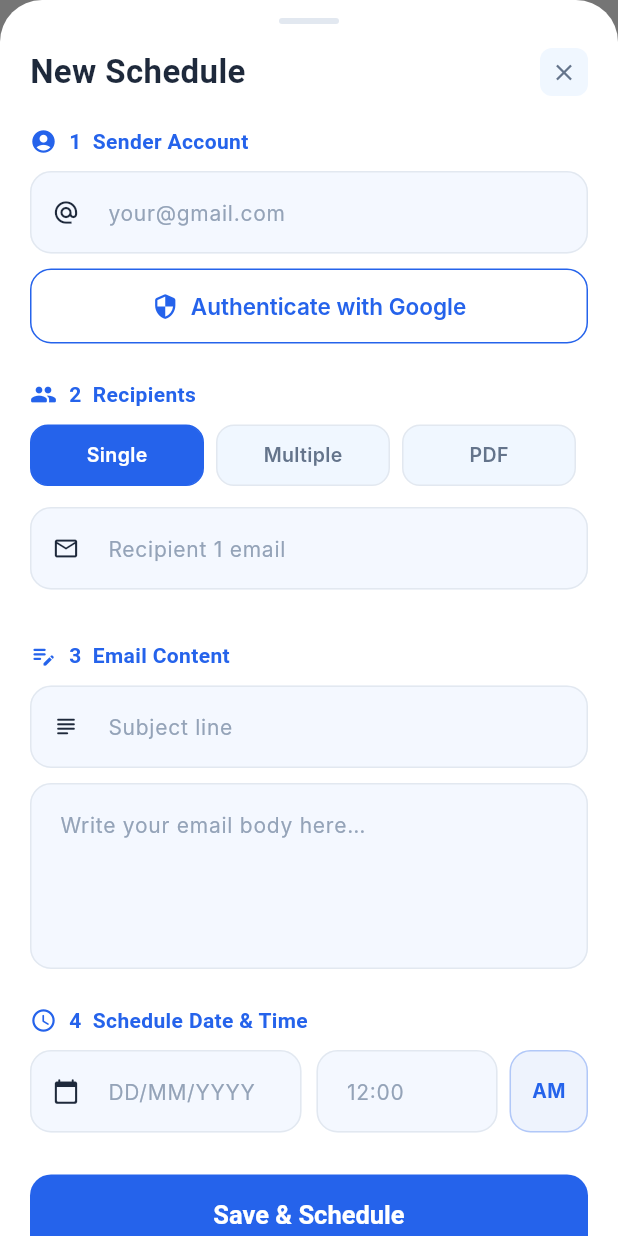
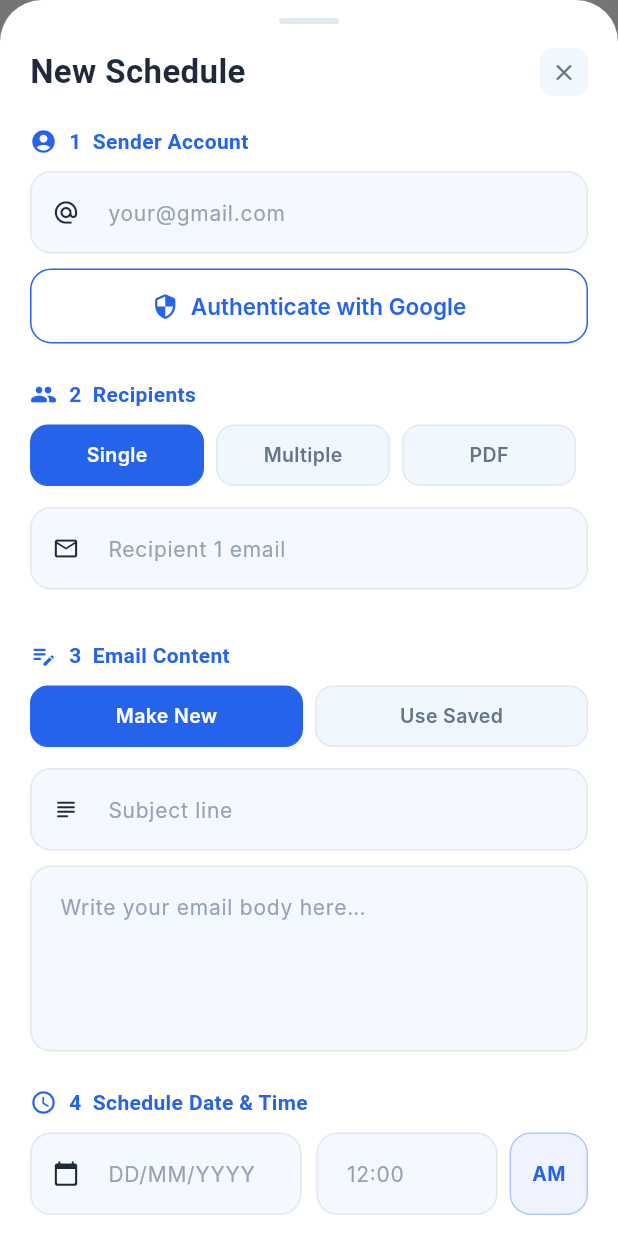
Before and after one commit to HelloWorld-Farhan/MailFlow-Flutter, a Flutter app: the screen it shows after launch, after a tap on "Schedule New Email", on a phone screen of 412 x 824 dp. Run offline on Flutter 3.47's test engine with Material 3 defaults, Android fonts, the phone set to English and light mode, and no system bars; drawn by our look-alikes of flutter_animate; our stand-ins replace file_picker, google_sign_in, shared_preferences; missing offline and left inert: syncfusion_flutter_pdf, workmanager; Roboto replaces fonts that are missing (Inter, Outfit).

Commit message:
Feature: Background Dispatcher Fix, Template Settings, Email Groups, and History Badges

```diff
--- a/lib/models/scheduled_email.dart
+++ b/lib/models/scheduled_email.dart
@@ -10,6 +10,7 @@ class ScheduledEmail {
   final String scheduledDate; // DD/MM/YYYY
   final String scheduledTime; // HH:MM AM/PM
   final String status; // In Process, Success
+  final String? scheduleName; // Added for Multi/PDF group naming
 
   ScheduledEmail({
     required this.id,
@@ -21,6 +22,7 @@ class ScheduledEmail {
     required this.scheduledDate,
     required this.scheduledTime,
     this.status = 'In Process',
+    this.scheduleName,
   });
 
   ScheduledEmail copyWith({
@@ -33,6 +35,7 @@ class ScheduledEmail {
     String? scheduledDate,
     String? scheduledTime,
     String? status,
+    String? scheduleName,
   }) {
     return ScheduledEmail(
       id: id ?? this.id,
@@ -44,6 +47,7 @@ class ScheduledEmail {
       scheduledDate: scheduledDate ?? this.scheduledDate,
       scheduledTime: scheduledTime ?? this.scheduledTime,
       status: status ?? this.status,
+      scheduleName: scheduleName ?? this.scheduleName,
     );
   }
 
@@ -58,6 +62,7 @@ class ScheduledEmail {
       'scheduledDate': scheduledDate,
       'scheduledTime': scheduledTime,
       'status': status,
+      'scheduleName': scheduleName,
     };
   }
 
@@ -72,6 +77,7 @@ class ScheduledEmail {
       scheduledDate: map['scheduledDate'],
       scheduledTime: map['scheduledTime'],
       status: map['status'] ?? 'In Process',
+      scheduleName: map['scheduleName'],
     );
   }
 
--- /dev/null
+++ b/lib/models/template_item.dart
@@ -0,0 +1,51 @@
+import 'dart:convert';
+
+class TemplateItem {
+  final String id;
+  final String name;
+  final String type; // 'Subject' or 'Body'
+  final String content;
+
+  TemplateItem({
+    required this.id,
+    required this.name,
+    required this.type,
+    required this.content,
+  });
+
+  TemplateItem copyWith({
+    String? id,
+    String? name,
+    String? type,
+    String? content,
+  }) {
+    return TemplateItem(
+      id: id ?? this.id,
+      name: name ?? this.name,
+      type: type ?? this.type,
+      content: content ?? this.content,
+    );
+  }
+
+  Map<String, dynamic> toMap() {
+    return {
+      'id': id,
+      'name': name,
+      'type': type,
+      'content': content,
+    };
+  }
+
+  factory TemplateItem.fromMap(Map<String, dynamic> map) {
+    return TemplateItem(
+      id: map['id'] ?? '',
+      name: map['name'] ?? '',
+      type: map['type'] ?? '',
+      content: map['content'] ?? '',
+    );
+  }
+
+  String toJson() => json.encode(toMap());
+
+  factory TemplateItem.fromJson(String source) => TemplateItem.fromMap(json.decode(source));
+}
--- a/lib/screens/dashboard_screen.dart
+++ b/lib/screens/dashboard_screen.dart
@@ -9,6 +9,9 @@ import '../utils/date_input_formatter.dart';
 import '../utils/time_input_formatter.dart';
 import '../utils/pdf_parser.dart';
 import '../theme/app_theme.dart';
+import 'settings_screen.dart';
+import 'email_detail_screen.dart';
+import '../models/template_item.dart';
 
 // ─────────────────────────────────────────────────────────────────────────────
 //  DASHBOARD SCREEN
@@ -106,9 +109,14 @@ class _DashboardScreenState extends State<DashboardScreen> {
             ),
             actions: [
               IconButton(
-                icon: const Icon(Icons.contacts_outlined, color: AppTheme.textMid),
-                tooltip: 'Saved Contacts',
-                onPressed: _showAllContacts,
+                icon: const Icon(Icons.group_outlined, color: AppTheme.textMid),
+                tooltip: 'Email Groups',
+                onPressed: () => Navigator.push(context, MaterialPageRoute(builder: (_) => const EmailDetailScreen())),
+              ),
+              IconButton(
+                icon: const Icon(Icons.settings_outlined, color: AppTheme.textMid),
+                tooltip: 'Settings',
+                onPressed: () => Navigator.push(context, MaterialPageRoute(builder: (_) => const SettingsScreen())),
               ),
               const SizedBox(width: 8),
             ],
@@ -406,9 +414,22 @@ class _EmailCard extends StatelessWidget {
                         maxLines: 1, overflow: TextOverflow.ellipsis,
                       ),
                       const SizedBox(height: 4),
-                      Text(
+                      Row(
+                        children: [
+                          Container(
+                            padding: const EdgeInsets.symmetric(horizontal: 6, vertical: 2),
+                            decoration: BoxDecoration(color: AppTheme.primaryBlue.withOpacity(0.1), borderRadius: BorderRadius.circular(4)),
+                            child: Text(item.type, style: const TextStyle(fontFamily: 'Inter', fontSize: 10, color: AppTheme.primaryBlue, fontWeight: FontWeight.bold)),
+                          ),
+                          const SizedBox(width: 6),
+                          Expanded(
+                            child: Text(
                               '${item.recipients.length} recipient${item.recipients.length == 1 ? '' : 's'}  •  ${item.scheduledDate}',
                               style: const TextStyle(fontFamily: 'Inter', fontSize: 12, color: AppTheme.textLight),
+                              maxLines: 1, overflow: TextOverflow.ellipsis,
+                            ),
+                          ),
+                        ],
                       ),
                       const SizedBox(height: 2),
                       Text(
@@ -625,6 +646,14 @@ class _ScheduleModalState extends State<_ScheduleModal> {
     scopes: ['email', 'https://www.googleapis.com/auth/gmail.send'],
   );
 
+  final _scheduleNameController = TextEditingController();
+
+  List<TemplateItem> _savedSubjects = [];
+  List<TemplateItem> _savedBodies = [];
+  bool _useSavedFormat = false;
+  TemplateItem? _selectedSubject;
+  TemplateItem? _selectedBody;
+
   List<TextEditingController> _emailControllers = [TextEditingController()];
   String? _pdfPath;
   List<String> _pdfEmails = [];
@@ -642,6 +671,7 @@ class _ScheduleModalState extends State<_ScheduleModal> {
   void initState() {
     super.initState();
     _loadSenders();
+    _loadTemplates();
     if (widget.editEmail != null) {
       final e = widget.editEmail!;
       _sendType = e.type;
@@ -658,9 +688,18 @@ class _ScheduleModalState extends State<_ScheduleModal> {
         _pdfPath = 'Extracted (${e.recipients.length} emails)';
         _pdfEmails = e.recipients;
       }
+      _scheduleNameController.text = e.scheduleName ?? '';
     } else {
       _sendType = 'Single';
     }
+  }
+
+  Future<void> _loadTemplates() async {
+    final templates = await StorageService.getTemplates();
+    setState(() {
+      _savedSubjects = templates.where((t) => t.type == 'Subject').toList();
+      _savedBodies = templates.where((t) => t.type == 'Body').toList();
+    });
   }
 
   Future<void> _loadSenders() async {
@@ -671,6 +710,7 @@ class _ScheduleModalState extends State<_ScheduleModal> {
   @override
   void dispose() {
     _senderController.dispose();
+    _scheduleNameController.dispose();
     for (var c in _emailControllers) c.dispose();
     _subjectController.dispose();
     _bodyController.dispose();
@@ -800,10 +840,11 @@ class _ScheduleModalState extends State<_ScheduleModal> {
       senderEmail: sender,
       type: _sendType,
       recipients: recipients,
-      subject: _subjectController.text,
-      body: _bodyController.text,
+      subject: _useSavedFormat ? (_selectedSubject?.content ?? '') : _subjectController.text,
+      body: _useSavedFormat ? (_selectedBody?.content ?? '') : _bodyController.text,
       scheduledDate: _dateController.text,
       scheduledTime: '${_timeController.text} ${_isAm ? "AM" : "PM"}',
+      scheduleName: (_sendType == 'Multiple' || _sendType == 'PDF') ? _scheduleNameController.text.trim() : null,
     );
 
     if (widget.editEmail != null) {
@@ -943,6 +984,17 @@ class _ScheduleModalState extends State<_ScheduleModal> {
                   const SizedBox(height: 14),
 
                   // Recipient inputs
+                  if (_sendType == 'Multiple' || _sendType == 'PDF') ...[
+                    TextField(
+                      controller: _scheduleNameController,
+                      decoration: const InputDecoration(
+                        hintText: 'Schedule / Group Name',
+                        prefixIcon: Icon(Icons.label_outline, size: 18),
+                      ),
+                    ).animate().fade().slideY(),
+                    const SizedBox(height: 14),
+                  ],
+
                   if (_sendType == 'Single' || _sendType == 'Multiple')
                     ...List.generate(_emailControllers.length, (i) => Padding(
                       padding: const EdgeInsets.only(bottom: 10),
@@ -1012,6 +1064,43 @@ class _ScheduleModalState extends State<_ScheduleModal> {
                   // ── Section 3: Email content ───────────────────────
                   _SectionHeader(title: '3  Email Content', icon: Icons.edit_note_rounded),
                   const SizedBox(height: 10),
+                  Row(
+                    children: [
+                      Expanded(
+                        child: GestureDetector(
+                          onTap: () => setState(() { _useSavedFormat = false; }),
+                          child: AnimatedContainer(
+                            duration: const Duration(milliseconds: 250),
+                            padding: const EdgeInsets.symmetric(vertical: 10),
+                            decoration: BoxDecoration(
+                              color: !_useSavedFormat ? AppTheme.primaryBlue : AppTheme.bgSurface,
+                              borderRadius: BorderRadius.circular(12),
+                              border: Border.all(color: !_useSavedFormat ? AppTheme.primaryBlue : AppTheme.divider),
+                            ),
+                            child: Center(child: Text('Make New', style: TextStyle(fontFamily: 'Inter', fontSize: 13, fontWeight: FontWeight.w600, color: !_useSavedFormat ? Colors.white : AppTheme.textMid))),
+                          ),
+                        ),
+                      ),
+                      const SizedBox(width: 8),
+                      Expanded(
+                        child: GestureDetector(
+                          onTap: () => setState(() { _useSavedFormat = true; }),
+                          child: AnimatedContainer(
+                            duration: const Duration(milliseconds: 250),
+                            padding: const EdgeInsets.symmetric(vertical: 10),
+                            decoration: BoxDecoration(
+                              color: _useSavedFormat ? AppTheme.primaryBlue : AppTheme.bgSurface,
+                              borderRadius: BorderRadius.circular(12),
+                              border: Border.all(color: _useSavedFormat ? AppTheme.primaryBlue : AppTheme.divider),
+                            ),
+                            child: Center(child: Text('Use Saved', style: TextStyle(fontFamily: 'Inter', fontSize: 13, fontWeight: FontWeight.w600, color: _useSavedFormat ? Colors.white : AppTheme.textMid))),
+                          ),
+                        ),
+                      ),
+                    ],
+                  ),
+                  const SizedBox(height: 14),
+                  if (!_useSavedFormat) ...[
                     TextField(
                       controller: _subjectController,
                       decoration: const InputDecoration(
@@ -1029,6 +1118,21 @@ class _ScheduleModalState extends State<_ScheduleModal> {
                         contentPadding: EdgeInsets.all(16),
                       ),
                     ),
+                  ] else ...[
+                    DropdownButtonFormField<TemplateItem>(
+                      decoration: const InputDecoration(labelText: 'Select Subject', prefixIcon: Icon(Icons.subject_rounded, size: 18)),
+                      value: _selectedSubject,
+                      items: _savedSubjects.map((s) => DropdownMenuItem(value: s, child: Text(s.name))).toList(),
+                      onChanged: (v) => setState(() => _selectedSubject = v),
+                    ),
+                    const SizedBox(height: 10),
+                    DropdownButtonFormField<TemplateItem>(
+                      decoration: const InputDecoration(labelText: 'Select Body', prefixIcon: Icon(Icons.edit_note_rounded, size: 18)),
+                      value: _selectedBody,
+                      items: _savedBodies.map((b) => DropdownMenuItem(value: b, child: Text(b.name))).toList(),
+                      onChanged: (v) => setState(() => _selectedBody = v),
+                    ),
+                  ],
                   const SizedBox(height: 24),
 
                   // ── Section 4: Schedule time ───────────────────────
--- a/lib/services/dispatcher.dart
+++ b/lib/services/dispatcher.dart
@@ -1,7 +1,16 @@
 import 'dart:async';
 import 'package:google_sign_in/google_sign_in.dart';
+import 'package:workmanager/workmanager.dart';
 import 'storage_service.dart';
 import 'mail_service.dart';
+
+@pragma('vm:entry-point')
+void callbackDispatcher() {
+  Workmanager().executeTask((task, inputData) async {
+    await BackgroundDispatcher.checkAndSendEmails();
+    return Future.value(true);
+  });
+}
 
 class BackgroundDispatcher {
   static Timer? _timer;
@@ -11,26 +20,36 @@ class BackgroundDispatcher {
   );
 
   static void start() {
-    print('Starting Background Dispatcher...');
+    print('Starting Background Dispatcher (Foreground Timer + Workmanager)...');
+
+    // Initialize Workmanager for background execution (min 15 min frequency)
+    Workmanager().initialize(callbackDispatcher, isInDebugMode: false);
+    Workmanager().registerPeriodicTask(
+      "1",
+      "emailDispatcher",
+      frequency: const Duration(minutes: 15),
+    );
+
+    // Keep the Foreground Timer for fast execution while app is open
     _timer?.cancel();
     _timer = Timer.periodic(const Duration(seconds: 30), (timer) async {
-      print('Dispatcher running...');
-      await _checkAndSendEmails();
+      await checkAndSendEmails();
     });
   }
 
   static void stop() {
     _timer?.cancel();
+    Workmanager().cancelAll();
   }
 
-  static Future<void> _checkAndSendEmails() async {
+  static Future<void> checkAndSendEmails() async {
     final emails = await StorageService.getEmails();
 
     for (final email in emails) {
       if (email.status == 'Success') continue; // Already sent
 
       if (_isTimeArrived(email.scheduledDate, email.scheduledTime)) {
-        print('Time arrived for email: \${email.id}. Attempting to send...');
+        print('Time arrived for email: ${email.id}. Attempting to send...');
 
         try {
           // Attempt to get token silently
@@ -51,16 +70,12 @@ class BackgroundDispatcher {
                 // Update local storage status to Success
                 final updatedEmail = email.copyWith(status: 'Success');
                 await StorageService.updateEmail(updatedEmail);
-                print('Email \${email.id} sent and status updated.');
+                print('Email ${email.id} sent and status updated.');
               }
-            } else {
-              print('Failed to get Access Token for sending.');
             }
-          } else {
-            print('User not signed in. Cannot send email \${email.id}');
           }
         } catch (e) {
-          print('Dispatcher error: \$e');
+          print('Dispatcher error: $e');
         }
       }
     }
--- a/pubspec.yaml
+++ b/pubspec.yaml
@@ -44,6 +44,7 @@ dependencies:
   flutter_animate: ^4.5.2
   http: ^1.6.0
   workmanager: ^0.9.0+3
+  uuid: ^4.6.0
 dev_dependencies:
   flutter_test:
     sdk: flutter
```
Also changed, not shown: lib/screens/email_detail_screen.dart (added, +113 -0 lines), lib/services/storage_service.dart (+33 -0 lines), pubspec.lock. Lines whose indentation alone changed are shown as unchanged.
